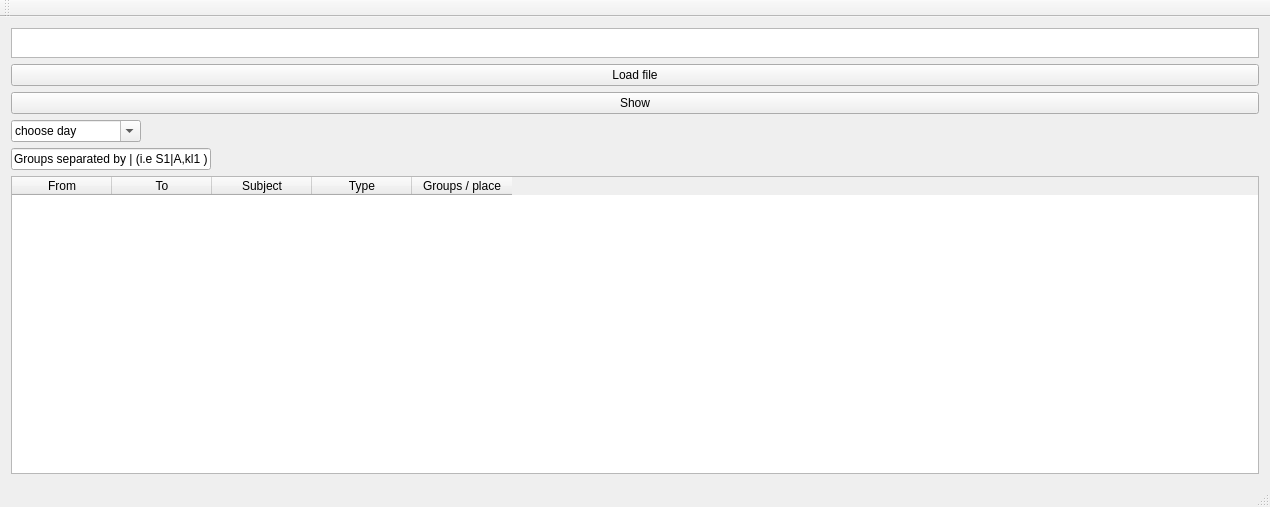
Before: the Qt Designer form mainwindow.ui in mdom90/pum-planalyzer, drawn with Qt 5.
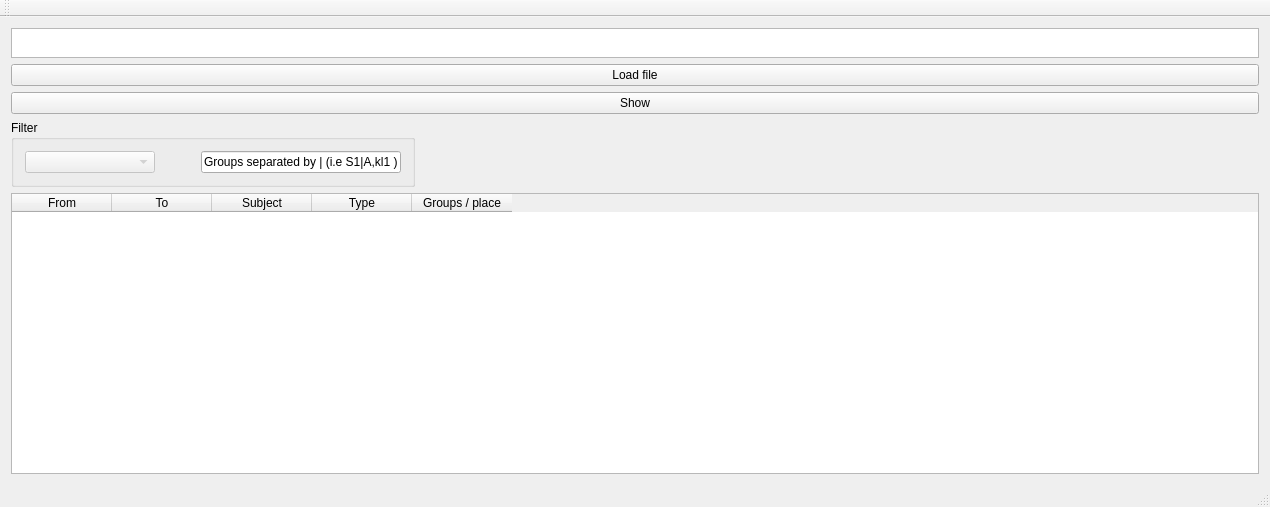
After: the same form once the commit is applied.

Commit message: Partialy working filters. Need code clean up

What changed in the file:
```diff
--- a/mainwindow.ui
+++ b/mainwindow.ui
@@ -69,8 +69,35 @@
       </property>
      </widget>
     </item>
+    <item alignment="Qt::AlignLeft">
+     <widget class="QGroupBox" name="groupBox">
+      <property name="enabled">
+       <bool>true</bool>
+      </property>
+      <property name="sizePolicy">
+       <sizepolicy hsizetype="Preferred" vsizetype="Minimum">
+        <horstretch>0</horstretch>
+        <verstretch>0</verstretch>
+       </sizepolicy>
+      </property>
+      <property name="minimumSize">
+       <size>
+        <width>0</width>
+        <height>60</height>
+       </size>
+      </property>
+      <property name="layoutDirection">
+       <enum>Qt::LeftToRight</enum>
+      </property>
+      <property name="title">
+       <string>Filter</string>
+      </property>
+      <layout class="QHBoxLayout" name="horizontalLayout">
     <item>
      <widget class="QComboBox" name="WeekDayBox">
+         <property name="enabled">
+          <bool>false</bool>
+         </property>
       <property name="sizePolicy">
        <sizepolicy hsizetype="Fixed" vsizetype="Fixed">
         <horstretch>0</horstretch>
@@ -84,16 +111,29 @@
        </size>
       </property>
       <property name="editable">
-       <bool>true</bool>
+          <bool>false</bool>
       </property>
       <property name="currentText">
-       <string>choose day</string>
+          <string/>
       </property>
       <property name="maxVisibleItems">
        <number>7</number>
       </property>
      </widget>
     </item>
+       <item>
+        <spacer name="horizontalSpacer">
+         <property name="orientation">
+          <enum>Qt::Horizontal</enum>
+         </property>
+         <property name="sizeHint" stdset="0">
+          <size>
+           <width>40</width>
+           <height>20</height>
+          </size>
+         </property>
+        </spacer>
+       </item>
     <item>
      <widget class="QLineEdit" name="GroupFilter_lineEdit">
       <property name="sizePolicy">
@@ -111,6 +151,12 @@
       <property name="text">
        <string>Groups separated by | (i.e S1|A,kl1 )</string>
       </property>
+         <property name="clearButtonEnabled">
+          <bool>false</bool>
+         </property>
+        </widget>
+       </item>
+      </layout>
      </widget>
     </item>
     <item>
```
Left out of the diff: 7 changed lines with no effect on the pictures. Lines whose indentation alone changed are shown as unchanged. The commit also changes 4 other files.
